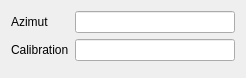
The window that src/plugins/compass/qgscompasspluginguibase.ui (qgis/QGIS) describes before a commit, drawn with Qt 5.
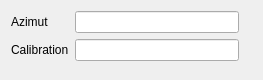
The same window after the commit.

What changed in the file:
```diff
--- a/src/plugins/compass/qgscompasspluginguibase.ui
+++ b/src/plugins/compass/qgscompasspluginguibase.ui
@@ -6,13 +6,15 @@
    <rect>
     <x>0</x>
     <y>0</y>
-    <width>246</width>
-    <height>78</height>
+    <width>263</width>
+    <height>80</height>
    </rect>
   </property>
   <property name="windowTitle">
    <string>Internal Compass</string>
   </property>
+  <layout class="QHBoxLayout" name="horizontalLayout">
+   <item>
   <layout class="QFormLayout" name="formLayout">
    <item row="0" column="0">
     <widget class="QLabel" name="mCompassLabel">
@@ -33,6 +35,18 @@
    </item>
    <item row="1" column="1">
     <widget class="QLineEdit" name="mCalibrationDisplay"/>
+     </item>
+    </layout>
+   </item>
+   <item>
+    <widget class="QLabel" name="pixmapLabel">
+     <property name="text">
+      <string/>
+     </property>
+     <property name="alignment">
+      <set>Qt::AlignHCenter|Qt::AlignTop</set>
+     </property>
+    </widget>
    </item>
   </layout>
  </widget>
```
Lines whose indentation alone changed are shown as unchanged.
